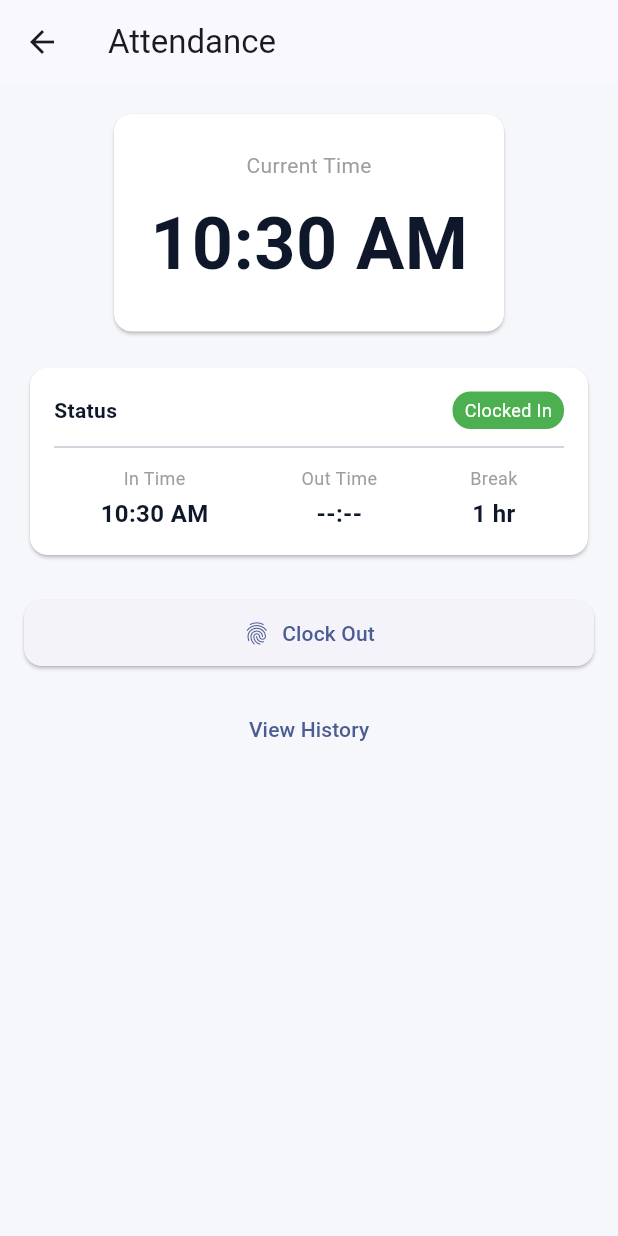
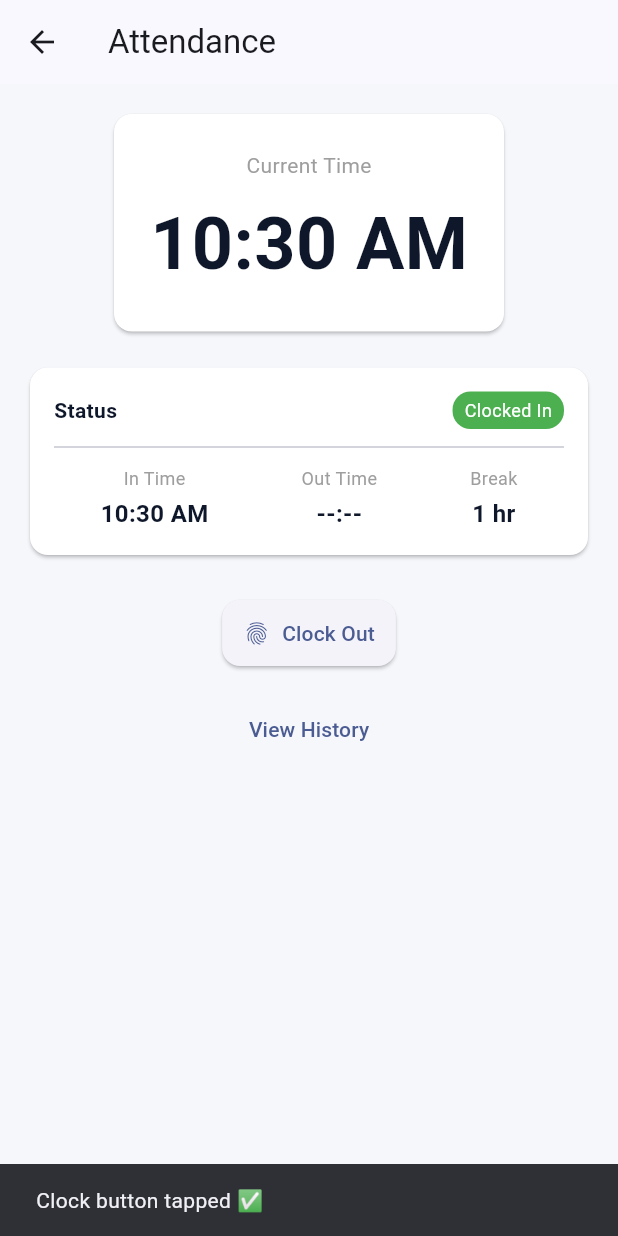
Before and after one commit to wealthydonald1/GAD, a Flutter app: the ClockInOutScreen screen opened by its route, after a tap on "Clock In", on a phone screen of 412 x 824 dp. Run offline on Flutter 3.47's test engine with Material 3 defaults, Android fonts, the phone set to English and light mode, and no system bars; our stand-ins replace local_auth, percent_indicator, shared_preferences; accounts and stored records are empty.

Commit message:
test clock button fix

```diff
--- a/lib/features/attendance/presentation/clock_in_out_screen.dart
+++ b/lib/features/attendance/presentation/clock_in_out_screen.dart
@@ -76,19 +76,15 @@ class _ClockInOutScreenState extends State<ClockInOutScreen> {
             ),
             const SizedBox(height: 24),
 
-            CustomButton(
-              text: isClockedIn ? 'Clock Out' : 'Clock In',
-              icon: Icons.fingerprint,
+            ElevatedButton.icon(
+              icon: const Icon(Icons.fingerprint),
+              label: Text(isClockedIn ? 'Clock Out' : 'Clock In'),
               onPressed: () async {
-                // ✅ This is where biometrics prompt happens (on iOS/Android only)
-                final supported = await _biometrics.canCheck();
-                final ok = supported
-                    ? await _biometrics.authenticate(
-                        reason: isClockedIn ? 'Confirm Clock Out' : 'Confirm Clock In',
-                      )
-                    : true; // fallback (e.g. web / unsupported device)
+                debugPrint('CLOCK BUTTON TAPPED ✅');
 
-                if (!ok) return;
+                ScaffoldMessenger.of(context).showSnackBar(
+                  const SnackBar(content: Text('Clock button tapped ✅')),
+                );
 
                 setState(() {
                   isClockedIn = !isClockedIn;
```
Also changed, not shown: 1 other file.
